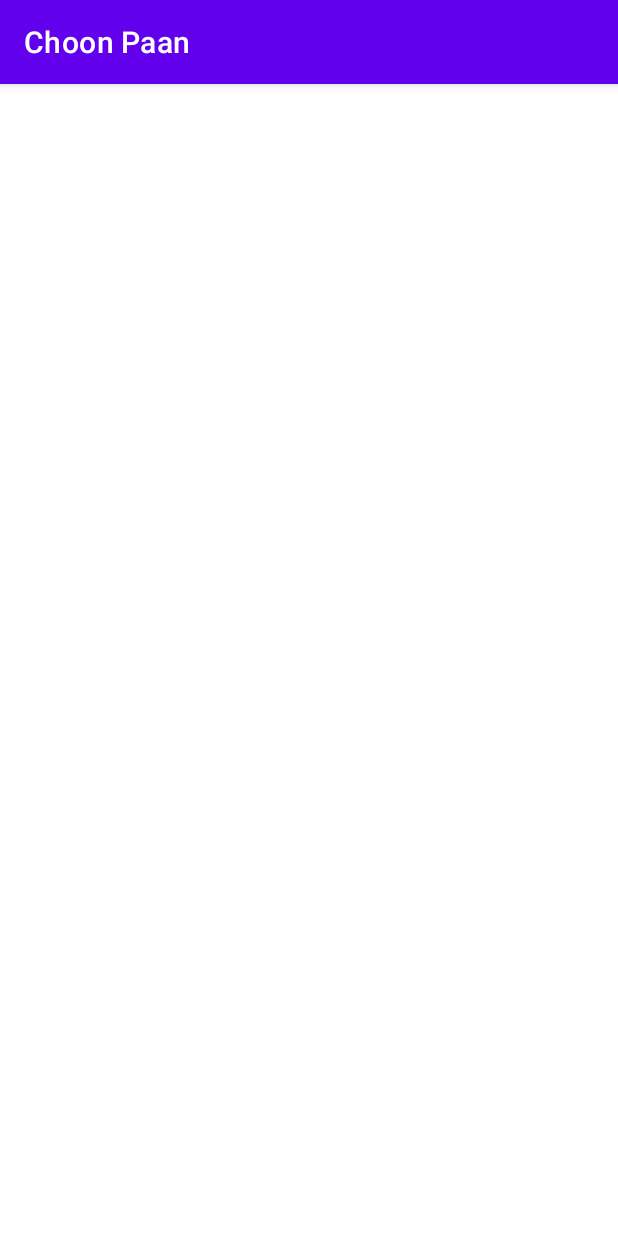
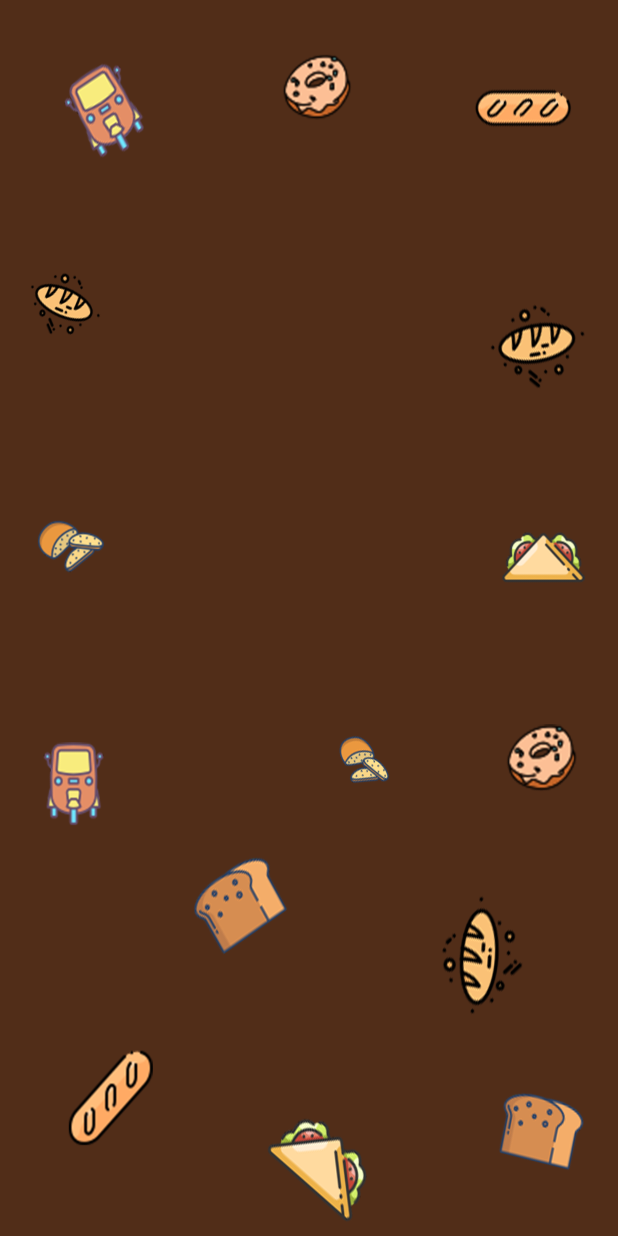
Before and after one commit to Nikila99gimhan/MAD-assignment, an Android app: the screen it shows after launch (MainActivity), on a phone screen of 412 x 824 dp. Run offline under Robolectric (Android 15) with nearby library versions, the phone set to English and light mode, and no system bars.

Commit message:
background and other settings

```diff
--- a/app/src/main/res/layout/activity_main.xml
+++ b/app/src/main/res/layout/activity_main.xml
@@ -4,4 +4,5 @@
     xmlns:tools="http://schemas.android.com/tools"
     android:layout_width="match_parent"
     android:layout_height="match_parent"
+    android:background="@drawable/untitled"
     tools:context=".MainActivity"/>
--- a/app/src/main/res/values-night/themes.xml
+++ b/app/src/main/res/values-night/themes.xml
@@ -2,13 +2,14 @@
     <!-- Base application theme. -->
     <style name="Theme.ChoonPaan" parent="Theme.MaterialComponents.DayNight.DarkActionBar">
         <!-- Primary brand color. -->
+        <!-- Primary brand color. -->
         <item name="colorPrimary">@color/purple_200</item>
-        <item name="colorPrimaryVariant">@color/purple_700</item>
-        <item name="colorOnPrimary">@color/black</item>
+        <item name="colorPrimaryVariant">@color/light_brown</item>
+        <item name="colorOnPrimary">@color/light_peach</item>
         <!-- Secondary brand color. -->
-        <item name="colorSecondary">@color/teal_200</item>
-        <item name="colorSecondaryVariant">@color/teal_200</item>
-        <item name="colorOnSecondary">@color/black</item>
+        <item name="colorSecondary">@color/dark_peach</item>
+        <item name="colorSecondaryVariant">@color/dark_peach</item>
+        <item name="colorOnSecondary">@color/light_peach</item>
         <!-- Status bar color. -->
         <item name="android:statusBarColor" tools:targetApi="l">?attr/colorPrimaryVariant</item>
         <!-- Customize your theme here. -->
--- a/app/src/main/res/values/colors.xml
+++ b/app/src/main/res/values/colors.xml
@@ -1,10 +1,10 @@
 <?xml version="1.0" encoding="utf-8"?>
 <resources>
     <color name="purple_200">#FFBB86FC</color>
-    <color name="purple_500">#FF6200EE</color>
-    <color name="purple_700">#FF3700B3</color>
-    <color name="teal_200">#FF03DAC5</color>
+    <color name="purple_500">#FDF3E9</color>
+    <color name="light_brown">#613218</color>
+    <color name="dark_peach">#F5E1CD</color>
     <color name="teal_700">#FF018786</color>
-    <color name="black">#FF000000</color>
+    <color name="light_peach">#FDF3E9</color>
     <color name="white">#FFFFFFFF</color>
 </resources>
--- a/app/src/main/res/values/themes.xml
+++ b/app/src/main/res/values/themes.xml
@@ -1,14 +1,15 @@
 <resources xmlns:tools="http://schemas.android.com/tools">
     <!-- Base application theme. -->
-    <style name="Theme.ChoonPaan" parent="Theme.MaterialComponents.DayNight.DarkActionBar">
+    <style name="Theme.ChoonPaan" parent="Theme.MaterialComponents.DayNight.NoActionBar">
         <!-- Primary brand color. -->
         <item name="colorPrimary">@color/purple_500</item>
-        <item name="colorPrimaryVariant">@color/purple_700</item>
+        <item name="colorPrimaryVariant">@color/light_brown</item>
+        public void setCornerRadiusResource (int cornerRadiusResourceId)
         <item name="colorOnPrimary">@color/white</item>
         <!-- Secondary brand color. -->
-        <item name="colorSecondary">@color/teal_200</item>
+        <item name="colorSecondary">@color/dark_peach</item>
         <item name="colorSecondaryVariant">@color/teal_700</item>
-        <item name="colorOnSecondary">@color/black</item>
+        <item name="colorOnSecondary">@color/light_peach</item>
         <!-- Status bar color. -->
         <item name="android:statusBarColor" tools:targetApi="l">?attr/colorPrimaryVariant</item>
         <!-- Customize your theme here. -->
```
